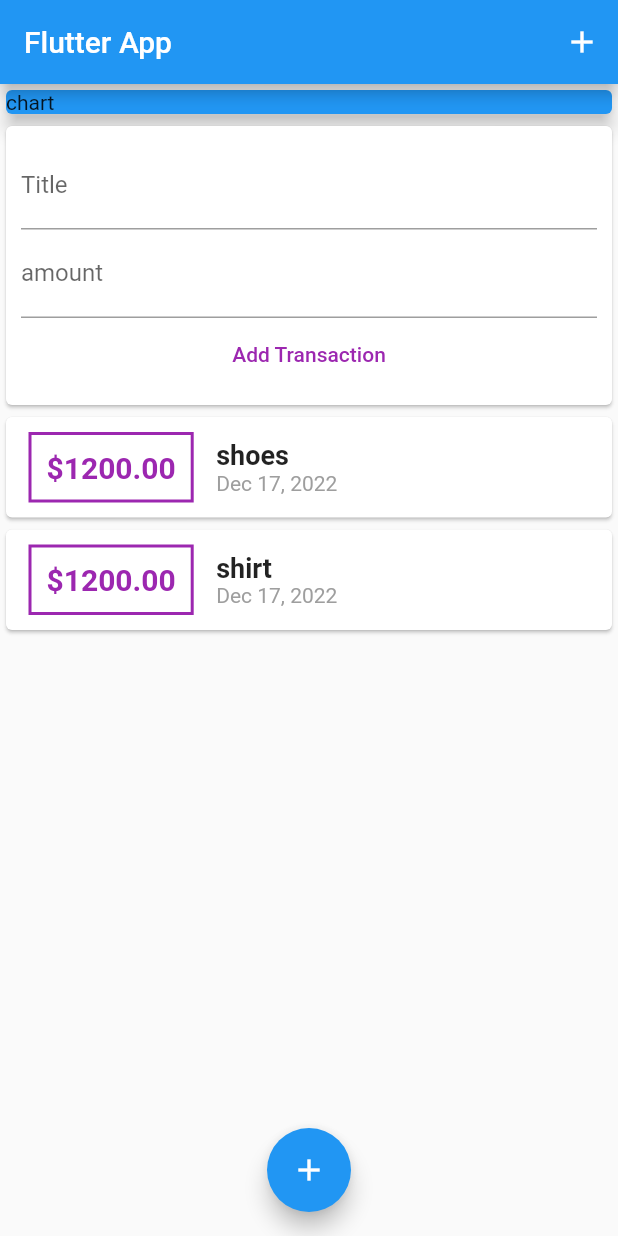
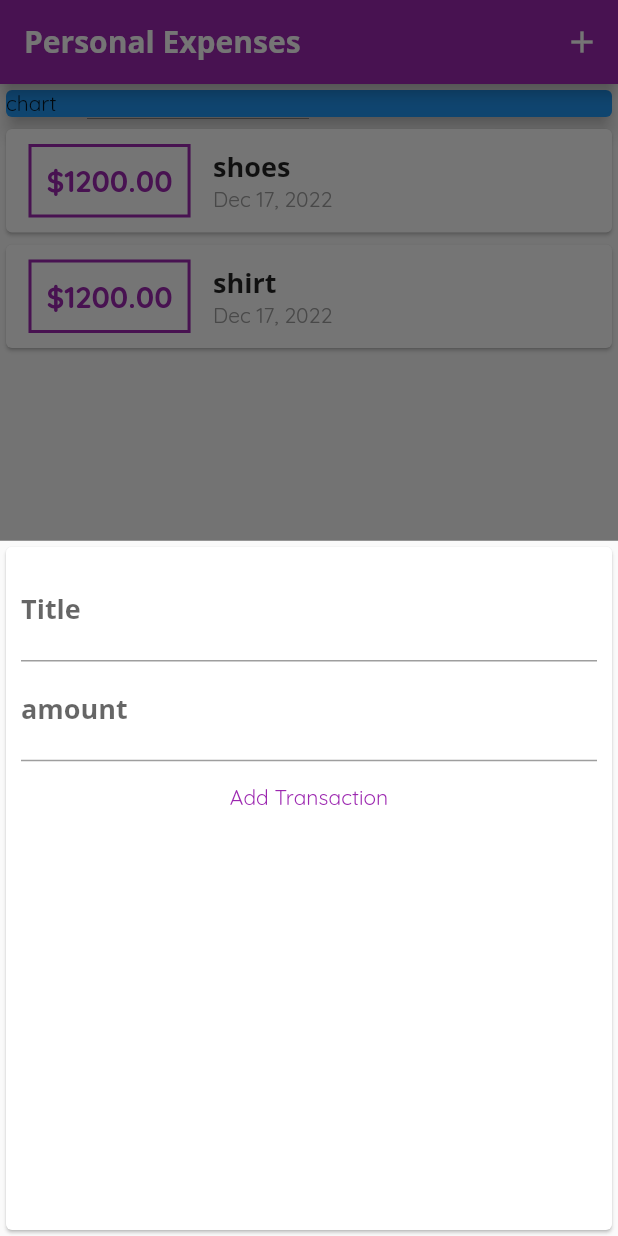
Before and after one commit to ErArjun/Flutter, a Flutter app: the screen it shows after launch, after a tap on the "add" icon, on a phone screen of 412 x 824 dp. Run offline on Flutter 3.47's test engine with Material 2 defaults, Android fonts, the phone set to English and light mode, and no system bars.

Commit message:
theme and style

```diff
--- a/personalexpense_app/lib/main.dart
+++ b/personalexpense_app/lib/main.dart
@@ -1,7 +1,9 @@
 // ignore_for_file: sized_box_for_whitespace
 
 import 'package:flutter/material.dart';
-import '../widgets/user_transactions.dart';
+import 'widgets/new_transaction.dart';
+import 'models/transaction.dart';
+import 'widgets/transcation_list.dart';
 
 void main() => runApp(MyApp());
 
@@ -9,22 +11,82 @@ class MyApp extends StatelessWidget {
   @override
   Widget build(BuildContext context) {
     return MaterialApp(
-      title: 'Flutter App',
+      title: 'Personal Expenses',
       home: MyHomePage(),
+      theme: ThemeData(
+        colorScheme: ColorScheme.fromSwatch(primarySwatch: Colors.purple)
+            .copyWith(secondary: Colors.amber),
+        fontFamily: 'Quicksand',
+        textTheme: const TextTheme(
+          titleMedium: TextStyle(
+            fontFamily: 'OpenSans',
+            fontWeight: FontWeight.bold,
+            fontSize: 18,
+          ),
+        ),
+        appBarTheme: const AppBarTheme(
+          titleTextStyle: TextStyle(
+            fontFamily: 'OpenSans',
+            fontSize: 20,
+            fontWeight: FontWeight.bold,
+          ),
+        ),
+      ),
     );
   }
 }
 
-class MyHomePage extends StatelessWidget {
+class MyHomePage extends StatefulWidget {
+  @override
+  State<MyHomePage> createState() => _MyHomePageState();
+}
+
+class _MyHomePageState extends State<MyHomePage> {
+  final List<Transaction> _userTransactions = [
+    Transaction(
+      id: 't1',
+      title: 'shoes',
+      amount: 1200,
+      date: DateTime.now(),
+    ),
+    Transaction(
+      id: 't2',
+      title: 'shirt',
+      amount: 1200,
+      date: DateTime.now(),
+    ),
+  ];
+//
+  void _addNewTransaction(String title, double amount) {
+    final newTx = Transaction(
+        id: DateTime.now().toString(),
+        title: title,
+        amount: amount,
+        date: DateTime.now());
+
+    setState(() {
+      _userTransactions.add(newTx);
+    });
+  }
+
+  void _startAddNewTx(BuildContext ctx) {
+    showModalBottomSheet(
+      context: ctx,
+      builder: (_) {
+        return NewTransaction(_addNewTransaction);
+      },
+    );
+  }
+
   @override
   Widget build(BuildContext context) {
     return Scaffold(
       appBar: AppBar(
-        title: const Text('Flutter App'),
+        title: const Text('Personal Expenses'),
         actions: <Widget>[
           IconButton(
             icon: const Icon(Icons.add),
-            onPressed: () {},
+            onPressed: () => _startAddNewTx(context),
           ),
         ],
       ),
@@ -41,13 +103,13 @@ class MyHomePage extends StatelessWidget {
                 child: Text('chart'),
               ),
             ),
-            UserTransaction(),
+            TransactoionList(_userTransactions),
           ],
         ),
       ),
       floatingActionButtonLocation: FloatingActionButtonLocation.centerFloat,
       floatingActionButton: FloatingActionButton(
-        onPressed: () {},
+        onPressed: () => _startAddNewTx(context),
         child: const Icon(Icons.add),
       ),
     );
--- a/personalexpense_app/lib/widgets/new_transaction.dart
+++ b/personalexpense_app/lib/widgets/new_transaction.dart
@@ -1,10 +1,17 @@
 import 'package:flutter/material.dart';
 
-class NewTransaction extends StatelessWidget {
+class NewTransaction extends StatefulWidget {
   final Function addTransaction;
 
   NewTransaction(this.addTransaction);
+
+  @override
+  State<NewTransaction> createState() => _NewTransactionState();
+}
+
+class _NewTransactionState extends State<NewTransaction> {
   final titleController = TextEditingController();
+
   final amountController = TextEditingController();
 
   void submitData() {
@@ -14,10 +21,8 @@ class NewTransaction extends StatelessWidget {
       return;
     }
 
-    addTransaction(
-      enteredTitle,
-      enteredAmount,
-    );
+    widget.addTransaction(enteredTitle, enteredAmount);
+    Navigator.of(context).pop();
   }
 
   @override
--- a/personalexpense_app/lib/widgets/transcation_list.dart
+++ b/personalexpense_app/lib/widgets/transcation_list.dart
@@ -10,7 +10,21 @@ class TransactoionList extends StatelessWidget {
   Widget build(BuildContext context) {
     return SizedBox(
       height: 300,
-      child: ListView.builder(
+      child: transactions.isEmpty
+          ? Column(
+              children: [
+                const Text('No transaction added yet!'),
+                const SizedBox(height: 20),
+                SizedBox(
+                  height: 200,
+                  child: Image.asset(
+                    'assets/images/waiting.png',
+                    fit: BoxFit.cover,
+                  ),
+                )
+              ],
+            )
+          : ListView.builder(
               itemBuilder: (ctx, index) {
                 return Card(
                   child: Row(
@@ -22,17 +36,17 @@ class TransactoionList extends StatelessWidget {
                         ),
                         decoration: BoxDecoration(
                           border: Border.all(
-                      color: Colors.purple,
+                            color: Theme.of(context).colorScheme.primary,
                             width: 2,
                           ),
                         ),
                         padding: const EdgeInsets.all(10),
                         child: Text(
                           '\$${transactions[index].amount.toStringAsFixed(2)}',
-                    style: const TextStyle(
+                          style: TextStyle(
                             fontWeight: FontWeight.bold,
                             fontSize: 20,
-                      color: Colors.purple,
+                            color: Theme.of(context).colorScheme.primary,
                           ),
                         ),
                       ),
@@ -41,10 +55,7 @@ class TransactoionList extends StatelessWidget {
                         children: [
                           Text(
                             transactions[index].title,
-                      style: const TextStyle(
-                        fontSize: 18,
-                        fontWeight: FontWeight.bold,
-                      ),
+                            style: Theme.of(context).textTheme.titleMedium,
                           ),
                           Text(
                             DateFormat.yMMMd().format(transactions[index].date),
--- a/personalexpense_app/lib/widgets/user_transactions.dart
+++ /dev/null
@@ -1,48 +0,0 @@
-import 'package:flutter/cupertino.dart';
-import '../models/transaction.dart';
-import '../widgets/new_transaction.dart';
-import '../widgets/transcation_list.dart';
-
-class UserTransaction extends StatefulWidget {
-  @override
-  State<UserTransaction> createState() => _UserTransactionState();
-}
-
-class _UserTransactionState extends State<UserTransaction> {
-  final List<Transaction> _userTransactions = [
-    Transaction(
-      id: 't1',
-      title: 'shoes',
-      amount: 1200,
-      date: DateTime.now(),
-    ),
-    Transaction(
-      id: 't2',
-      title: 'shirt',
-      amount: 1200,
-      date: DateTime.now(),
-    ),
-  ];
-
-  void _addNewTransaction(String title, double amount) {
-    final newTx = Transaction(
-        id: DateTime.now().toString(),
-        title: title,
-        amount: amount,
-        date: DateTime.now());
-
-    setState(() {
-      _userTransactions.add(newTx);
-    });
-  }
-
-  @override
-  Widget build(BuildContext context) {
-    return Column(
-      children: [
-        NewTransaction(_addNewTransaction),
-        TransactoionList(_userTransactions),
-      ],
-    );
-  }
-}
```
Also changed, not shown: personalexpense_app/pubspec.yaml (+13 -8 lines), personalexpense_app/assets/fonts/OpenSans-Bold.ttf (added), personalexpense_app/assets/fonts/OpenSans-Regular.ttf (added), personalexpense_app/assets/fonts/Quicksand-Bold.ttf (added), personalexpense_app/assets/fonts/Quicksand-Light.ttf (added), personalexpense_app/assets/fonts/Quicksand-Medium.ttf (added), personalexpense_app/assets/fonts/Quicksand-Regular.ttf (added), personalexpense_app/assets/images/waiting.png (added). Lines whose indentation alone changed are shown as unchanged.
